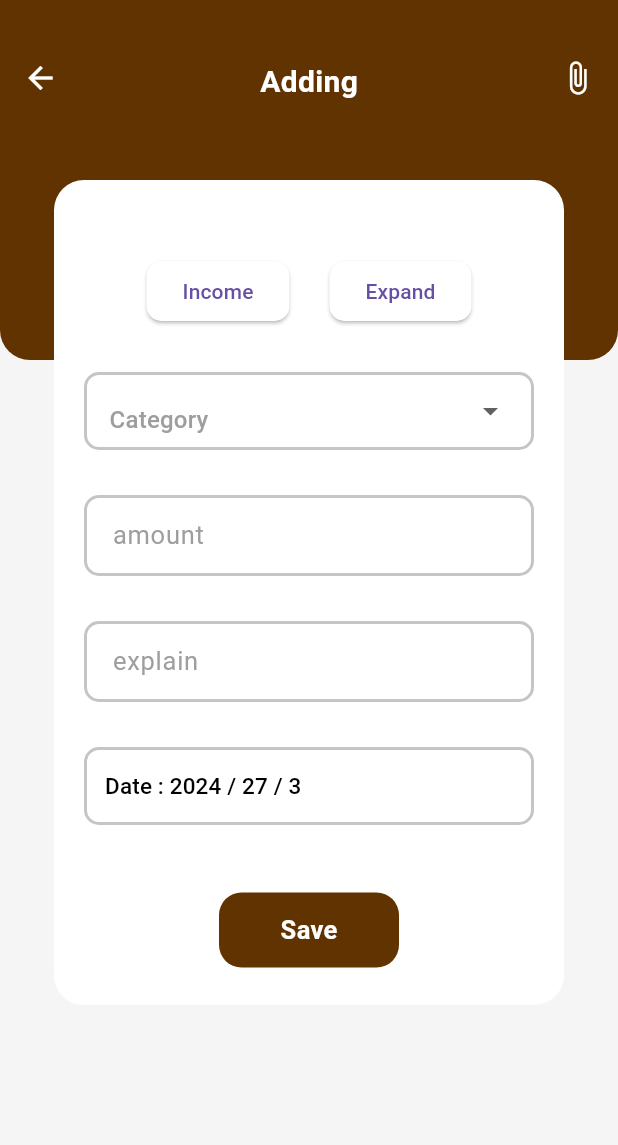
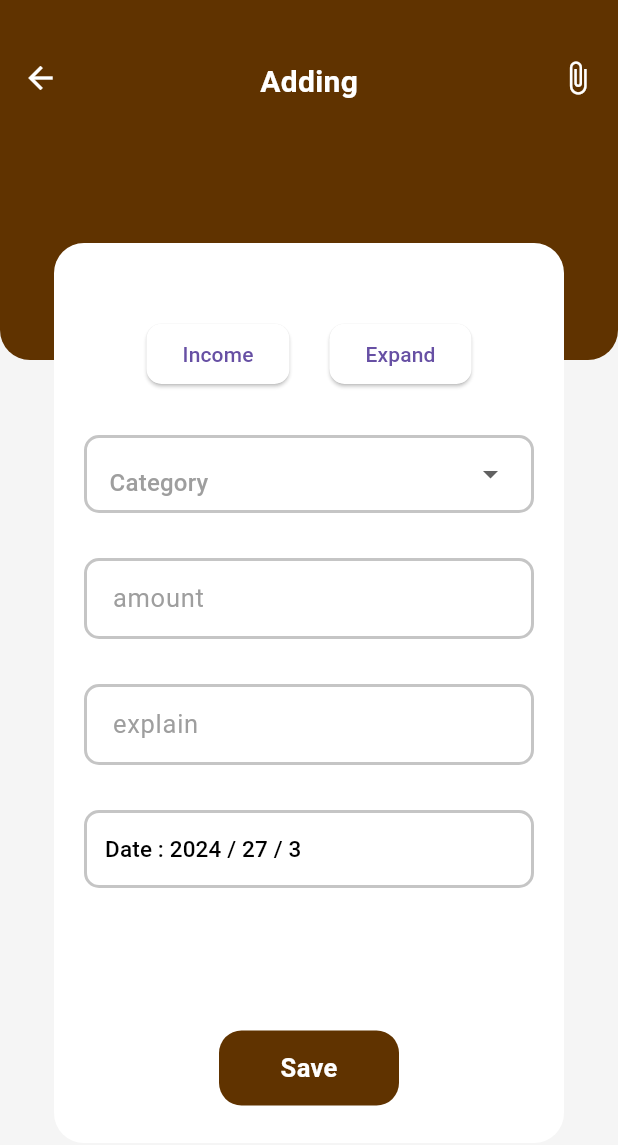
Before and after one commit to 2019331012/Project_350, a Flutter app: the Add_Screen screen opened directly, on a phone screen of 412 x 824 dp. Shown: the top 1145 px of the screen. Run offline on Flutter 3.47's test engine with Material 3 defaults, Android fonts, the phone set to English and light mode, and no system bars; our stand-ins replace hive, hive_flutter, logger, syncfusion_flutter_charts; accounts and stored records are empty.

Commit message:
you know

```diff
--- a/lib/Screens/add.dart
+++ b/lib/Screens/add.dart
@@ -48,9 +48,11 @@ class _Add_ScreenState extends State<Add_Screen> {
         alignment: AlignmentDirectional.center,
         children: [
           background_container(context),
-            Positioned(
-              top: 120,
+          SingleChildScrollView(
+            child: Padding(
+              padding: const EdgeInsets.only(top: 100), // Adjust this padding as needed
               child: main_container(),
+            ),
           ),
         ],
       ),
@@ -58,13 +60,14 @@ class _Add_ScreenState extends State<Add_Screen> {
   );
 }
 
+
   Container main_container() {
     return Container(
       decoration: BoxDecoration(
         borderRadius: BorderRadius.circular(20),
         color: Colors.white,
       ),
-      height: 550,
+      height: 600,
       width: 340,
       child: Column(
         children: [
@@ -217,6 +220,7 @@ class _Add_ScreenState extends State<Add_Screen> {
     );
   }
 
+
   Padding explain() {
     return Padding(
       padding: const EdgeInsets.symmetric(horizontal: 20),
@@ -251,15 +255,18 @@ class _Add_ScreenState extends State<Add_Screen> {
           color: Color(0xffC5C5C5),
         ),
       ),
-        child: DropdownButton<String>(
+      child: Column(
+        crossAxisAlignment: CrossAxisAlignment.start,
+        children: [
+          DropdownButton<String>(
             value: selctedItem,
             onChanged: ((value) {
               setState(() {
                 selctedItem = value!;
               });
             }),
-          items: _item
-              .map((e) => DropdownMenuItem(
+            items: [
+              ..._item.map((e) => DropdownMenuItem(
                 child: Container(
                   alignment: Alignment.center,
                   child: Row(
@@ -277,10 +284,20 @@ class _Add_ScreenState extends State<Add_Screen> {
                   ),
                 ),
                 value: e,
-                  ))
-              .toList(),
-          selectedItemBuilder: (BuildContext context) => _item
-              .map((e) => Row(
+              )).toList(),
+              DropdownMenuItem(
+                value: 'custom',
+                child: Row(
+                  children: [
+                    Image.asset('images/Custom.png', width: 40), // Add the custom icon here
+                    SizedBox(width: 10),
+                    Text('Custom'),
+                  ],
+                ),
+              ),
+            ],
+            selectedItemBuilder: (BuildContext context) => [
+              ..._item.map((e) => Row(
                 children: [
                   Container(
                     width: 42,
@@ -289,8 +306,15 @@ class _Add_ScreenState extends State<Add_Screen> {
                   SizedBox(width: 5),
                   Text(e)
                 ],
-                  ))
-              .toList(),
+              )).toList(),
+              Row(
+                children: [
+                  Image.asset('images/Custom.png', width: 42), // Add the custom icon here
+                  SizedBox(width: 5),
+                  Text('Custom')
+                ],
+              ),
+            ],
             hint: Padding(
               padding: const EdgeInsets.only(top: 12),
               child: Text(
@@ -302,9 +326,30 @@ class _Add_ScreenState extends State<Add_Screen> {
             isExpanded: true,
             underline: Container(),
           ),
+          if (selctedItem == 'custom') ...[
+            SizedBox(height: 10),
+            TextField(
+              decoration: InputDecoration(
+                labelText: 'Custom Category',
+                labelStyle: TextStyle(fontSize: 17, color: Colors.grey.shade500),
+                enabledBorder: OutlineInputBorder(
+                  borderRadius: BorderRadius.circular(10),
+                  borderSide: BorderSide(width: 2, color: Color(0xffC5C5C5)),
+                ),
+                focusedBorder: OutlineInputBorder(
+                  borderRadius: BorderRadius.circular(10),
+                  borderSide: BorderSide(width: 2, color: Color(0xff368983)),
+                ),
+              ),
+            ),
+          ],
+        ],
+      ),
     ),
   );
 }
+
+
 
   Column background_container(BuildContext context) {
     return Column(
--- a/lib/Screens/login.dart
+++ b/lib/Screens/login.dart
@@ -133,7 +133,7 @@ class _MyLoginState extends State<MyLogin> {
                               ),
                               CircleAvatar(
                                 radius: 30,
-                                backgroundColor: Color(0xff4c505b),
+                                backgroundColor: Color(0xFF603300),
                                 child: IconButton(
                                   color: Colors.white,
                                   onPressed: () {
@@ -161,7 +161,7 @@ class _MyLoginState extends State<MyLogin> {
                                   textAlign: TextAlign.left,
                                   style: TextStyle(
                                     decoration: TextDecoration.underline,
-                                    color: Color(0xff4c505b),
+                                    color: Color(0xFF603300),
                                     fontSize: 18,
                                   ),
                                 ),
@@ -173,7 +173,7 @@ class _MyLoginState extends State<MyLogin> {
                                   'Forgot Password',
                                   style: TextStyle(
                                     decoration: TextDecoration.underline,
-                                    color: Color(0xff4c505b),
+                                    color: Color(0xFF603300),
                                     fontSize: 18,
                                   ),
                                 ),
--- a/lib/Screens/tempCodeRunnerFile.dart
+++ /dev/null
@@ -1,6 +0,0 @@
-style: ElevatedButton.styleFrom(
-            //   primary: selctedItemi == _itemei[1] ? Colors.red : Colors.white,
-            //   shape: RoundedRectangleBorder(
-            //     borderRadius: BorderRadius.circular(10),
-            //   ),
-            // ),
```
Also changed, not shown: lib/Screens/home.dart (+24 -1 lines), lib/Screens/register.dart (+6 -6 lines), images/custom.png (added), pubspec.lock, 1 other file. Lines whose indentation alone changed are shown as unchanged.
